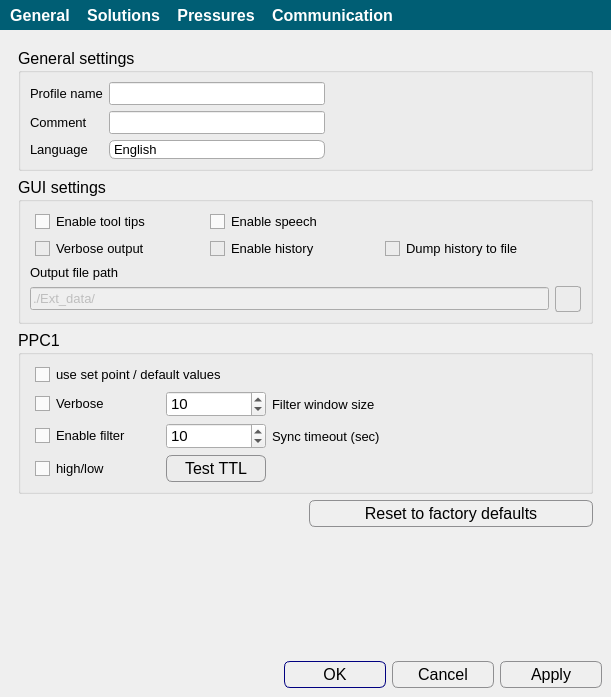
First picture: the form in apps/Biopen_wizard/tools.ui, repository bellonemauro/Labonatip2.0, before the edit.
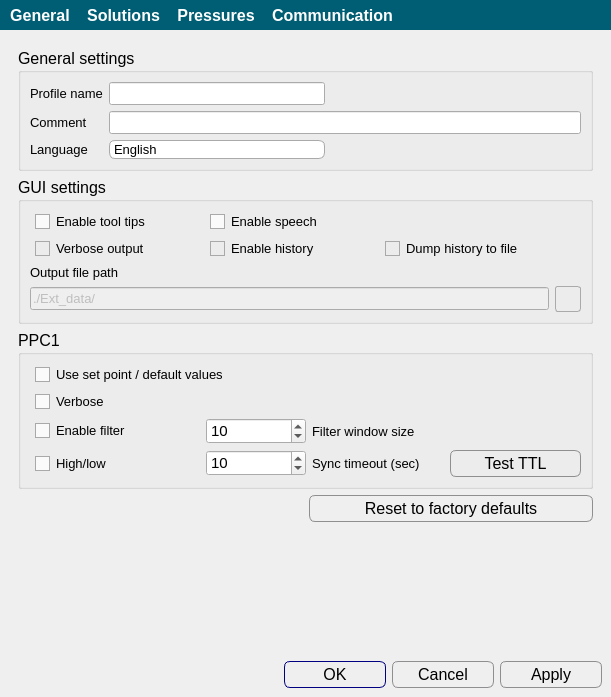
Second picture: the form after the edit. Icons and pictures are not drawn.

Diff of the .ui file:
```diff
--- a/apps/Biopen_wizard/tools.ui
+++ b/apps/Biopen_wizard/tools.ui
@@ -345,7 +345,7 @@
              </item>
             </widget>
            </item>
-           <item row="1" column="1">
+           <item row="1" column="1" colspan="3">
             <widget class="QLineEdit" name="lineEdit_comment">
              <property name="font">
               <font>
@@ -557,131 +557,35 @@
            <string>PPC1</string>
           </property>
           <layout class="QGridLayout" name="gridLayout_7">
-           <item row="1" column="1">
-            <widget class="QSpinBox" name="spinBox_PPC1filterSize">
-             <property name="maximumSize">
-              <size>
-               <width>100</width>
-               <height>16777215</height>
-              </size>
-             </property>
-             <property name="font">
-              <font>
-               <pointsize>11</pointsize>
-              </font>
-             </property>
-             <property name="minimum">
-              <number>1</number>
-             </property>
-             <property name="maximum">
-              <number>200</number>
-             </property>
-             <property name="value">
-              <number>10</number>
-             </property>
-            </widget>
-           </item>
-           <item row="2" column="1">
-            <widget class="QSpinBox" name="spinBox_PPC1_sync_timeout">
-             <property name="maximumSize">
-              <size>
-               <width>100</width>
-               <height>16777215</height>
-              </size>
-             </property>
-             <property name="font">
-              <font>
-               <pointsize>11</pointsize>
-              </font>
-             </property>
-             <property name="minimum">
-              <number>1</number>
-             </property>
-             <property name="maximum">
-              <number>2000</number>
-             </property>
-             <property name="value">
-              <number>10</number>
-             </property>
-            </widget>
-           </item>
-           <item row="2" column="2">
-            <widget class="QLabel" name="label_38">
-             <property name="font">
-              <font>
-               <pointsize>10</pointsize>
-              </font>
-             </property>
-             <property name="text">
-              <string>Sync timeout (sec)</string>
-             </property>
-            </widget>
-           </item>
-           <item row="1" column="2">
-            <widget class="QLabel" name="label_3">
-             <property name="font">
-              <font>
-               <pointsize>10</pointsize>
-              </font>
-             </property>
-             <property name="text">
-              <string>Filter window size</string>
-             </property>
-            </widget>
-           </item>
            <item row="3" column="0">
             <widget class="QCheckBox" name="checkBox_TTLtest">
+             <property name="minimumSize">
+              <size>
+               <width>170</width>
+               <height>0</height>
+              </size>
+             </property>
              <property name="font">
               <font>
                <pointsize>10</pointsize>
               </font>
              </property>
-             <property name="text">
-              <string>high/low</string>
+             <property name="toolTip">
+              <string>&lt;html&gt;&lt;head/&gt;&lt;body&gt;&lt;p&gt;High/low flag for synchronization in the PPC1 api&lt;/p&gt;&lt;/body&gt;&lt;/html&gt;</string>
              </property>
-            </widget>
-           </item>
-           <item row="3" column="1">
-            <widget class="QPushButton" name="pushButton_TTLtest">
-             <property name="styleSheet">
-              <string notr="true"> QPushButton {
-     border: 1px solid #8f8f91;
-     border-radius: 6px;
-     height: 25px;
-     font-size: 16px;
-     background-color: qlineargradient(x1: 0, y1: 0, x2: 0, y2: 1,
-                                       stop: 0 #f6f7fa, stop: 1 #dadbde);
-
- }
-
-
- QPushButton:focus:pressed {
-     background-color: qlineargradient(x1: 0, y1: 0, x2: 0, y2: 1,
-                                       stop: 0 #F0F0FF, stop: 1 #f6f7fa);
- }
-
- QPushButton:hover {
-     background-color: qlineargradient(x1: 0, y1: 0, x2: 0, y2: 1,
-                                       stop: 0 #f6f7fa, stop: 1 #F0F0FF);
- }
-
-QPushButton:disabled{ background-color: #CCCCCC; }
-
- QPushButton:flat {
-     border: none; /* no border for a flat push button */
- }
-
- QPushButton:default {
-     border-color: navy; /* make the default button prominent */
- }</string>
-             </property>
              <property name="text">
-              <string>Test TTL</string>
+              <string>High/low</string>
              </property>
             </widget>
            </item>
            <item row="2" column="0">
             <widget class="QCheckBox" name="checkBox_enablePPC1filter">
+             <property name="minimumSize">
+              <size>
+               <width>170</width>
+               <height>0</height>
+              </size>
+             </property>
              <property name="maximumSize">
               <size>
                <width>130</width>
@@ -700,6 +604,24 @@
            </item>
            <item row="1" column="0">
             <widget class="QCheckBox" name="checkBox_enablePPC1verboseOut">
+             <property name="sizePolicy">
+              <sizepolicy hsizetype="Minimum" vsizetype="Fixed">
+               <horstretch>0</horstretch>
+               <verstretch>0</verstretch>
+              </sizepolicy>
+             </property>
+             <property name="minimumSize">
+              <size>
+               <width>170</width>
+               <height>0</height>
+              </size>
+             </property>
+             <property name="maximumSize">
+              <size>
+               <width>16777215</width>
+               <height>16777215</height>
+              </size>
+             </property>
              <property name="font">
               <font>
                <pointsize>10</pointsize>
@@ -710,7 +632,7 @@
              </property>
             </widget>
            </item>
-           <item row="0" column="0" colspan="2">
+           <item row="0" column="0" colspan="4">
             <widget class="QCheckBox" name="checkBox_useSetPoint">
              <property name="font">
               <font>
@@ -718,7 +640,139 @@
               </font>
              </property>
              <property name="text">
-              <string>use set point / default values</string>
+              <string>Use set point / default values</string>
+             </property>
+            </widget>
+           </item>
+           <item row="3" column="1">
+            <widget class="QSpinBox" name="spinBox_PPC1_sync_timeout">
+             <property name="maximumSize">
+              <size>
+               <width>100</width>
+               <height>16777215</height>
+              </size>
+             </property>
+             <property name="font">
+              <font>
+               <pointsize>11</pointsize>
+              </font>
+             </property>
+             <property name="toolTip">
+              <string>&lt;html&gt;&lt;head/&gt;&lt;body&gt;&lt;p&gt;Set synchronization time out in the PPC1 api&lt;/p&gt;&lt;/body&gt;&lt;/html&gt;</string>
+             </property>
+             <property name="minimum">
+              <number>1</number>
+             </property>
+             <property name="maximum">
+              <number>2000</number>
+             </property>
+             <property name="value">
+              <number>10</number>
+             </property>
+            </widget>
+           </item>
+           <item row="3" column="3">
+            <widget class="QPushButton" name="pushButton_TTLtest">
+             <property name="toolTip">
+              <string>&lt;html&gt;&lt;head/&gt;&lt;body&gt;&lt;p&gt;Run a test for the TTL signal&lt;/p&gt;&lt;/body&gt;&lt;/html&gt;</string>
+             </property>
+             <property name="styleSheet">
+              <string notr="true"> QPushButton {
+     border: 1px solid #8f8f91;
+     border-radius: 6px;
+     height: 25px;
+     font-size: 16px;
+     background-color: qlineargradient(x1: 0, y1: 0, x2: 0, y2: 1,
+                                       stop: 0 #f6f7fa, stop: 1 #dadbde);
+
+ }
+
+
+ QPushButton:focus:pressed {
+     background-color: qlineargradient(x1: 0, y1: 0, x2: 0, y2: 1,
+                                       stop: 0 #F0F0FF, stop: 1 #f6f7fa);
+ }
+
+ QPushButton:hover {
+     background-color: qlineargradient(x1: 0, y1: 0, x2: 0, y2: 1,
+                                       stop: 0 #f6f7fa, stop: 1 #F0F0FF);
+ }
+
+QPushButton:disabled{ background-color: #CCCCCC; }
+
+ QPushButton:flat {
+     border: none; /* no border for a flat push button */
+ }
+
+ QPushButton:default {
+     border-color: navy; /* make the default button prominent */
+ }</string>
+             </property>
+             <property name="text">
+              <string>Test TTL</string>
+             </property>
+            </widget>
+           </item>
+           <item row="3" column="2">
+            <widget class="QLabel" name="label_38">
+             <property name="font">
+              <font>
+               <pointsize>10</pointsize>
+              </font>
+             </property>
+             <property name="text">
+              <string>Sync timeout (sec)</string>
+             </property>
+            </widget>
+           </item>
+           <item row="2" column="2" colspan="2">
+            <widget class="QLabel" name="label_3">
+             <property name="sizePolicy">
+              <sizepolicy hsizetype="Expanding" vsizetype="Preferred">
+               <horstretch>0</horstretch>
+               <verstretch>0</verstretch>
+              </sizepolicy>
+             </property>
+             <property name="font">
+              <font>
+               <pointsize>10</pointsize>
+              </font>
+             </property>
+             <property name="text">
+              <string>Filter window size</string>
+             </property>
+            </widget>
+           </item>
+           <item row="2" column="1">
+            <widget class="QSpinBox" name="spinBox_PPC1filterSize">
+             <property name="sizePolicy">
+              <sizepolicy hsizetype="Expanding" vsizetype="Fixed">
+               <horstretch>0</horstretch>
+               <verstretch>0</verstretch>
+              </sizepolicy>
+             </property>
+             <property name="maximumSize">
+              <size>
+               <width>100</width>
+               <height>16777215</height>
+              </size>
+             </property>
+             <property name="font">
+              <font>
+               <pointsize>11</pointsize>
+              </font>
+             </property>
+             <property name="toolTip">
+              <string>&lt;html&gt;&lt;head/&gt;&lt;body&gt;&lt;p&gt;Change the filter size, low values will result is high-reactive pressures/vacuum values though less accurate, high value will result in slow variation of measurement but more accurate in the long range &lt;/p&gt;&lt;/body&gt;&lt;/html&gt;</string>
+             </property>
+             <property name="minimum">
+              <number>1</number>
+             </property>
+             <property name="maximum">
+              <number>200</number>
+             </property>
+             <property name="value">
+              <number>10</number>
              </property>
             </widget>
            </item>
```
Left out of the diff: 185 changed lines with no effect on the pictures.
